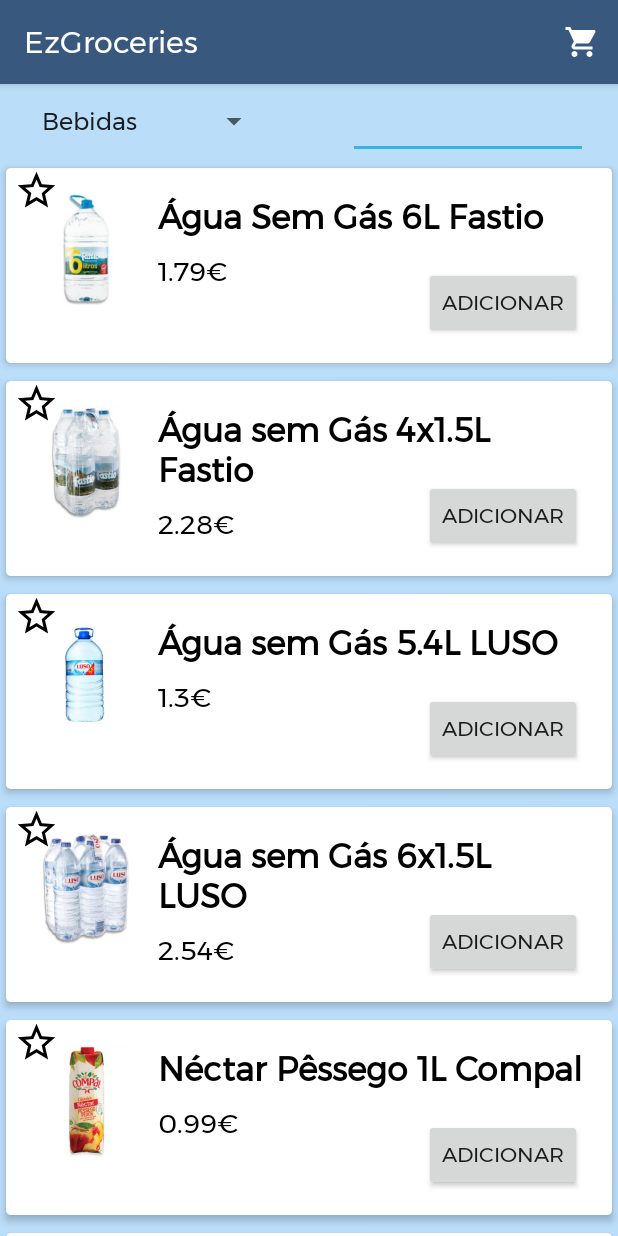
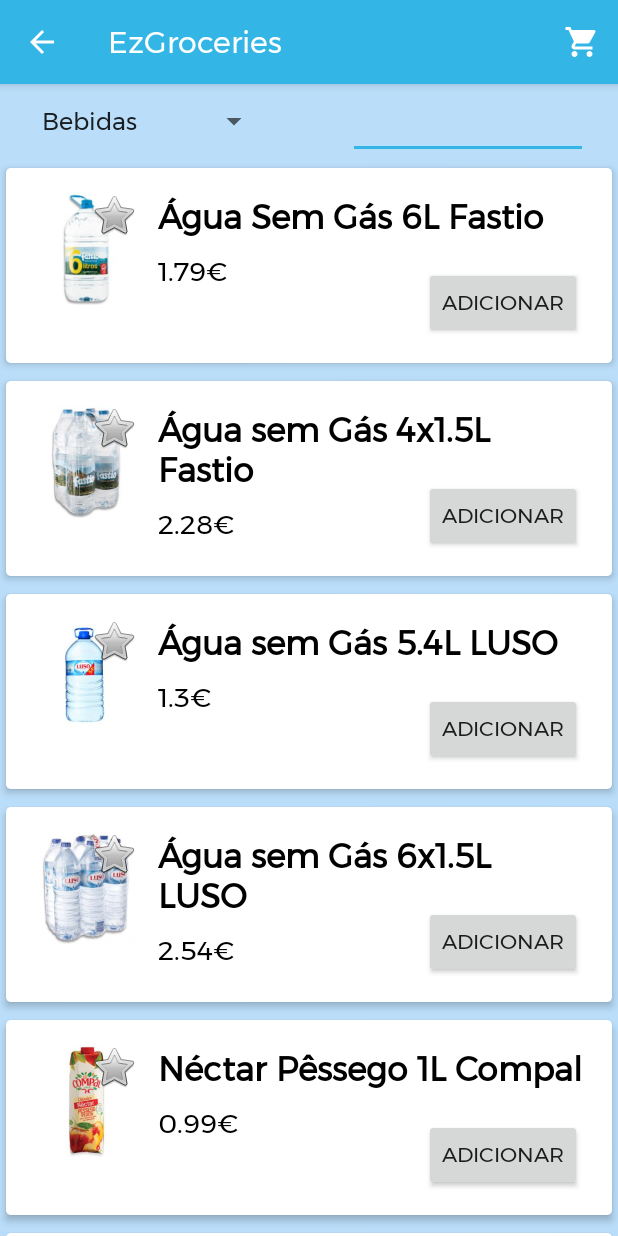
Before and after one commit to abgrilo4/ipm_ezgroceries, an Android app: the BebidasScreen screen opened directly, with no data from a screen before it, on a phone screen of 412 x 824 dp. Run offline under Robolectric (Android 15) with nearby library versions, the phone set to English and light mode, and no system bars.

Commit message:
muita coisa

```diff
--- a/app/src/main/java/com/example/ezgroceries/AppClass.java
+++ b/app/src/main/java/com/example/ezgroceries/AppClass.java
@@ -38,6 +38,11 @@
 
     public ArrayList<Produto> addProdutoFavoritos(Produto produto){
         favoritos.add(produto);
+        return  favoritos;
+    }
+
+    public ArrayList<Produto> remProdutoFavoritos(Produto produto){
+        favoritos.remove(produto);
         return  favoritos;
     }
 
--- a/app/src/main/java/com/example/ezgroceries/ui/Produtos/BebidasScreen.java
+++ b/app/src/main/java/com/example/ezgroceries/ui/Produtos/BebidasScreen.java
@@ -13,6 +13,7 @@
 import android.widget.Spinner;
 
 import androidx.annotation.NonNull;
+import androidx.appcompat.app.ActionBar;
 import androidx.appcompat.widget.Toolbar;
 
 import androidx.appcompat.app.AppCompatActivity;
@@ -43,6 +44,8 @@
 
         Toolbar toolbar = (Toolbar) findViewById(R.id.toolbar_b);
         setSupportActionBar(toolbar);
+        ActionBar ab = getSupportActionBar();
+        ab.setDisplayHomeAsUpEnabled(true);
 
         sp = (Spinner)findViewById(R.id.spinner_bebidas);
         ArrayAdapter<String> adapter = new ArrayAdapter<String>(this,
--- a/app/src/main/java/com/example/ezgroceries/ui/Produtos/FrescosScreen.java
+++ b/app/src/main/java/com/example/ezgroceries/ui/Produtos/FrescosScreen.java
@@ -13,6 +13,7 @@
 import android.widget.Spinner;
 
 import androidx.annotation.NonNull;
+import androidx.appcompat.app.ActionBar;
 import androidx.appcompat.widget.Toolbar;
 
 import androidx.appcompat.app.AppCompatActivity;
@@ -43,6 +44,8 @@
 
         Toolbar toolbar = (Toolbar) findViewById(R.id.toolbar_f);
         setSupportActionBar(toolbar);
+        ActionBar ab = getSupportActionBar();
+        ab.setDisplayHomeAsUpEnabled(true);
 
         sp = (Spinner)findViewById(R.id.spinnerfrescos);
         ArrayAdapter<String> adapter = new ArrayAdapter<String>(this,
--- a/app/src/main/java/com/example/ezgroceries/ui/Produtos/LaticiniosScreen.java
+++ b/app/src/main/java/com/example/ezgroceries/ui/Produtos/LaticiniosScreen.java
@@ -13,6 +13,7 @@
 import android.widget.Spinner;
 
 import androidx.annotation.NonNull;
+import androidx.appcompat.app.ActionBar;
 import androidx.appcompat.widget.Toolbar;
 
 import androidx.appcompat.app.AppCompatActivity;
@@ -43,6 +44,8 @@
 
         Toolbar toolbar = (Toolbar) findViewById(R.id.toolbar_l);
         setSupportActionBar(toolbar);
+        ActionBar ab = getSupportActionBar();
+        ab.setDisplayHomeAsUpEnabled(true);
 
         sp = (Spinner)findViewById(R.id.spinner_laticinios);
         ArrayAdapter<String> adapter = new ArrayAdapter<String>(this,
--- a/app/src/main/java/com/example/ezgroceries/ui/Produtos/MerceariaScreen.java
+++ b/app/src/main/java/com/example/ezgroceries/ui/Produtos/MerceariaScreen.java
@@ -13,6 +13,7 @@
 import android.widget.Spinner;
 
 import androidx.annotation.NonNull;
+import androidx.appcompat.app.ActionBar;
 import androidx.appcompat.widget.Toolbar;
 
 import androidx.appcompat.app.AppCompatActivity;
@@ -43,6 +44,8 @@
 
         Toolbar toolbar = (Toolbar) findViewById(R.id.toolbar_m);
         setSupportActionBar(toolbar);
+        ActionBar ab = getSupportActionBar();
+        ab.setDisplayHomeAsUpEnabled(true);
 
         sp = (Spinner)findViewById(R.id.spinner_mercearia);
         ArrayAdapter<String> adapter = new ArrayAdapter<String>(this,
--- a/app/src/main/java/com/example/ezgroceries/ui/Produtos/MyHolder.java
+++ b/app/src/main/java/com/example/ezgroceries/ui/Produtos/MyHolder.java
@@ -1,19 +1,25 @@
 package com.example.ezgroceries.ui.Produtos;
 
 import androidx.annotation.NonNull;
+import androidx.core.content.ContextCompat;
 import androidx.recyclerview.widget.RecyclerView;
 
+import android.app.Activity;
 import android.view.View;
 import android.widget.Button;
+import android.widget.CheckBox;
 import android.widget.ImageView;
 import android.widget.TextView;
 
+import com.example.ezgroceries.AppClass;
 import com.example.ezgroceries.R;
+
+import java.util.ArrayList;
 
 public class MyHolder extends RecyclerView.ViewHolder {
 
     ImageView mImageView;
-    ImageView favView;
+    CheckBox favView;
     TextView mTitle, mPreco;
     Button addBtn;
 
--- a/app/src/main/java/com/example/ezgroceries/ui/Produtos/PadariaScreen.java
+++ b/app/src/main/java/com/example/ezgroceries/ui/Produtos/PadariaScreen.java
@@ -13,6 +13,7 @@
 import android.widget.Spinner;
 
 import androidx.annotation.NonNull;
+import androidx.appcompat.app.ActionBar;
 import androidx.appcompat.widget.Toolbar;
 
 import androidx.appcompat.app.AppCompatActivity;
@@ -43,6 +44,8 @@
 
         Toolbar toolbar = (Toolbar) findViewById(R.id.toolbar_p);
         setSupportActionBar(toolbar);
+        ActionBar ab = getSupportActionBar();
+        ab.setDisplayHomeAsUpEnabled(true);
 
         sp = (Spinner)findViewById(R.id.spinner_padaria);
         ArrayAdapter<String> adapter = new ArrayAdapter<String>(this,
--- a/app/src/main/java/com/example/ezgroceries/ui/Produtos/TodosScreen.java
+++ b/app/src/main/java/com/example/ezgroceries/ui/Produtos/TodosScreen.java
@@ -13,6 +13,7 @@
 import android.widget.Spinner;
 
 import androidx.annotation.NonNull;
+import androidx.appcompat.app.ActionBar;
 import androidx.appcompat.widget.Toolbar;
 
 import androidx.appcompat.app.AppCompatActivity;
@@ -43,6 +44,8 @@
 
         Toolbar toolbar = (Toolbar) findViewById(R.id.toolbar_t);
         setSupportActionBar(toolbar);
+        ActionBar ab = getSupportActionBar();
+        ab.setDisplayHomeAsUpEnabled(true);
 
         sp = (Spinner)findViewById(R.id.spinner_todos);
         ArrayAdapter<String> adapter = new ArrayAdapter<String>(this,
--- a/app/src/main/java/com/example/ezgroceries/ui/gallery/GalleryFragment.java
+++ b/app/src/main/java/com/example/ezgroceries/ui/gallery/GalleryFragment.java
@@ -32,7 +32,6 @@
 
         listaFavoritos = new ArrayList<>();
         ArrayList<Produto> list = ((AppClass)getActivity().getApplication()).getFavoritos();
-        list.add(new Produto("Apple", 1.0f, 2.0f, 0.99f, R.drawable.arroz_agulha_extra_longo_cigala));
 
         for (Produto produto: list) {
             listaFavoritos.add(produto.nome());
--- a/app/src/main/res/layout/activity_bebidas_screen.xml
+++ b/app/src/main/res/layout/activity_bebidas_screen.xml
@@ -16,7 +16,7 @@
             android:id="@+id/toolbar_b"
             android:layout_width="match_parent"
             android:layout_height="?attr/actionBarSize"
-            android:background="@color/colorBackground"
+            android:background="@android:color/holo_blue_light"
             app:popupTheme="@style/AppTheme.PopupOverlay" />
 
     </com.google.android.material.appbar.AppBarLayout>
--- a/app/src/main/res/layout/activity_laticinios_screen.xml
+++ b/app/src/main/res/layout/activity_laticinios_screen.xml
@@ -16,7 +16,7 @@
             android:id="@+id/toolbar_l"
             android:layout_width="match_parent"
             android:layout_height="?attr/actionBarSize"
-            android:background="@color/colorBackground"
+            android:background="@android:color/holo_blue_light"
             app:popupTheme="@style/AppTheme.PopupOverlay" />
 
     </com.google.android.material.appbar.AppBarLayout>
--- a/app/src/main/res/layout/activity_mercearia_screen.xml
+++ b/app/src/main/res/layout/activity_mercearia_screen.xml
@@ -16,7 +16,7 @@
             android:id="@+id/toolbar_m"
             android:layout_width="match_parent"
             android:layout_height="?attr/actionBarSize"
-            android:background="@color/colorBackground"
+            android:background="@android:color/holo_blue_light"
             app:popupTheme="@style/AppTheme.PopupOverlay" />
 
     </com.google.android.material.appbar.AppBarLayout>
--- a/app/src/main/res/layout/activity_padaria_screen.xml
+++ b/app/src/main/res/layout/activity_padaria_screen.xml
@@ -16,7 +16,7 @@
             android:id="@+id/toolbar_p"
             android:layout_width="match_parent"
             android:layout_height="?attr/actionBarSize"
-            android:background="@color/colorBackground"
+            android:background="@android:color/holo_blue_light"
             app:popupTheme="@style/AppTheme.PopupOverlay" />
 
     </com.google.android.material.appbar.AppBarLayout>
--- a/app/src/main/res/layout/activity_todos_screen.xml
+++ b/app/src/main/res/layout/activity_todos_screen.xml
@@ -16,7 +16,7 @@
             android:id="@+id/toolbar_t"
             android:layout_width="match_parent"
             android:layout_height="?attr/actionBarSize"
-            android:background="@color/colorBackground"
+            android:background="@android:color/holo_blue_light"
             app:popupTheme="@style/AppTheme.PopupOverlay" />
 
     </com.google.android.material.appbar.AppBarLayout>
--- a/app/src/main/res/layout/nav_header_main_menu.xml
+++ b/app/src/main/res/layout/nav_header_main_menu.xml
@@ -3,7 +3,7 @@
     xmlns:app="http://schemas.android.com/apk/res-auto"
     android:layout_width="match_parent"
     android:layout_height="@dimen/nav_header_height"
-    android:background="@color/colorBackground"
+    android:background="@android:color/holo_blue_light"
     android:gravity="bottom"
     android:orientation="vertical"
     android:paddingLeft="@dimen/activity_horizontal_margin"
--- a/app/src/main/res/layout/row.xml
+++ b/app/src/main/res/layout/row.xml
@@ -19,6 +19,16 @@
             android:id="@+id/image"
             android:src="@mipmap/ic_launcher"
             />
+
+        <CheckBox
+            android:id="@+id/fav"
+            android:layout_width="30dp"
+            android:layout_height="30dp"
+            android:layout_marginEnd="5dp"
+            android:layout_toStartOf="@+id/title"
+            android:button="@android:drawable/btn_star_big_off"
+            android:checked="false"
+            android:src="@drawable/ic_star_border_black_24dp" />
 
         <TextView
             android:layout_width="wrap_content"
@@ -60,12 +70,4 @@
 
     </RelativeLayout>
 
-    <ImageView
-        android:id="@+id/fav"
-        android:layout_width="30dp"
-        android:layout_height="30dp"
-        android:layout_marginLeft="5dp"
-        android:layout_marginStart="5dp"
-        android:src="@drawable/ic_star_border_black_24dp" />
-
 </androidx.cardview.widget.CardView>
```
Also changed, not shown: app/src/main/AndroidManifest.xml (+12 -6 lines), app/src/main/java/com/example/ezgroceries/MainMenu.java (+16 -2 lines), app/src/main/java/com/example/ezgroceries/ui/Produtos/MyAdapter.java (+23 -1 lines).
